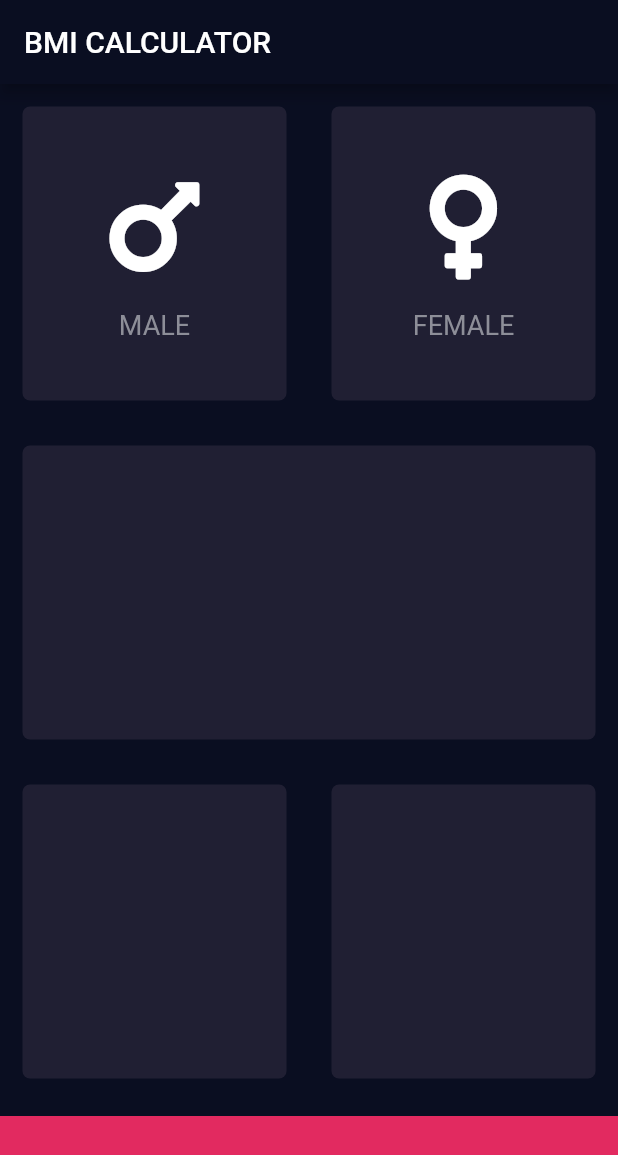
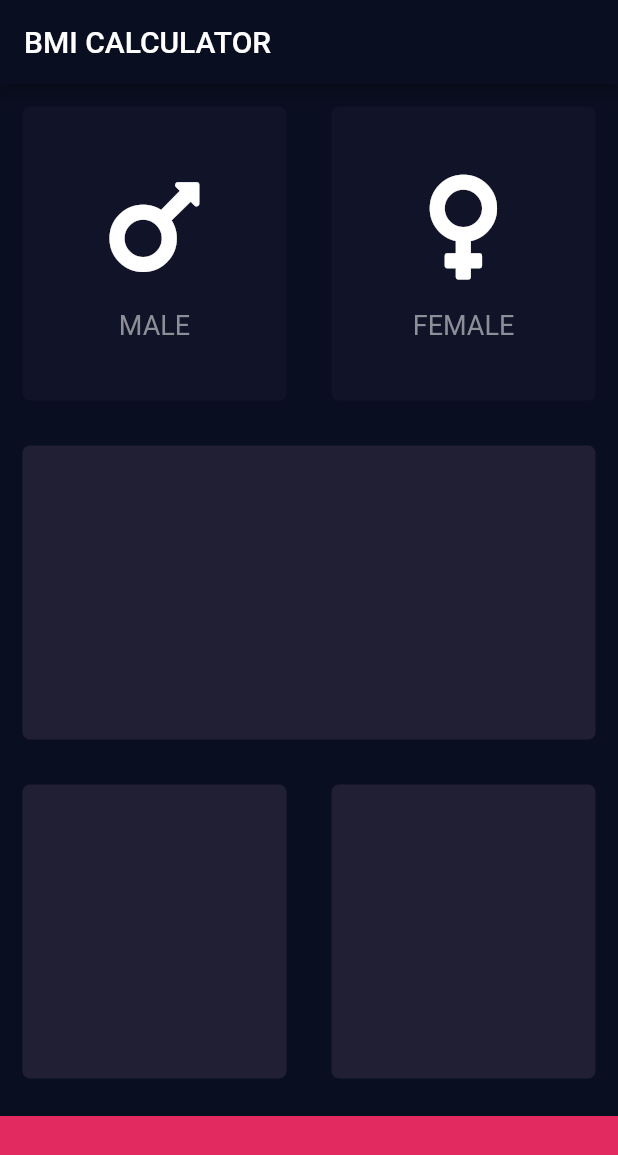
Before and after one commit to hummatli/bmi-calculator-flutter, a Flutter app: the screen it shows after launch, on a phone screen of 412 x 824 dp. Shown: the top 1155 px of the screen. Run offline on Flutter 3.47's test engine with Material 2 defaults, Android fonts, the phone set to English and light mode, and no system bars; our stand-ins replace font_awesome_flutter.

```diff
--- a/lib/input_page.dart
+++ b/lib/input_page.dart
@@ -2,8 +2,14 @@ import 'package:flutter/material.dart';
 import 'package:font_awesome_flutter/font_awesome_flutter.dart';
 
 const bottomContainerHeight = 80.0;
-const color_card_view = Color(0xFF201F33);
-const color_bottom_container = Color(0xFFE22A60);
+const activeCardColor = Color(0xFF201F33);
+const inactiveCardColor = Color(0xFF111328);
+const bottomContainerColor = Color(0xFFE22A60);
+
+enum Gender {
+  MALE,
+  FEMALE,
+}
 
 class InputPage extends StatefulWidget {
   @override
@@ -11,6 +17,30 @@ class InputPage extends StatefulWidget {
 }
 
 class _InputPageState extends State<InputPage> {
+  Gender selectedGender;
+
+//  Color maleCardColor = inactiveCardColor;
+//  Color femaleCardColor = inactiveCardColor;
+//
+//  void updateColor(Gender gender) {
+//    //male card
+//    if (gender == Gender.MALE) {
+//      if (maleCardColor == inactiveCardColor) {
+//        maleCardColor = activeCardColor;
+//        femaleCardColor = inactiveCardColor;
+//      } else {
+//        maleCardColor = inactiveCardColor;
+//      }
+//    } else if (gender == Gender.FEMALE) {
+//      if (femaleCardColor == inactiveCardColor) {
+//        femaleCardColor = activeCardColor;
+//        maleCardColor = inactiveCardColor;
+//      } else {
+//        femaleCardColor = inactiveCardColor;
+//      }
+//    }
+//  }
+
   @override
   Widget build(BuildContext context) {
     return Scaffold(
@@ -24,38 +54,66 @@ class _InputPageState extends State<InputPage> {
             Expanded(
               child: Row(
                 children: <Widget>[
-                  MyCardView(
-                    color: color_card_view,
+                  Expanded(
+                    child: GestureDetector(
+                      onTap: () {
+                        setState(() {
+                          selectedGender = Gender.MALE;
+                        });
+                      },
+                      child: MyCardView(
+                        color: selectedGender == Gender.MALE
+                            ? activeCardColor
+                            : inactiveCardColor,
                         child: MyIconView(
                           iconData: FontAwesomeIcons.mars,
                           title: 'MALE',
                         ),
                       ),
-                  MyCardView(
-                    color: color_card_view,
+                    ),
+                  ),
+                  Expanded(
+                    child: GestureDetector(
+                      onTap: () {
+                        setState(() {
+                          selectedGender = Gender.FEMALE;
+                        });
+                      },
+                      child: MyCardView(
+                        color: selectedGender == Gender.FEMALE
+                            ? activeCardColor
+                            : inactiveCardColor,
                         child: MyIconView(
                             title: 'FEMALE', iconData: FontAwesomeIcons.venus),
+                      ),
+                    ),
                   ),
                 ],
               ),
             ),
-            MyCardView(
-              color: color_card_view,
+            Expanded(
+              child: MyCardView(
+                color: activeCardColor,
+              ),
             ),
             Expanded(
               child: Row(
                 children: <Widget>[
-                  MyCardView(
-                    color: color_card_view,
+                  Expanded(
+                    child: MyCardView(
+                      color: activeCardColor,
                     ),
-                  MyCardView(
-                    color: color_card_view,
+                  ),
+                  Expanded(
+                    child: MyCardView(
+                      color: activeCardColor,
+                    ),
                   ),
                 ],
               ),
             ),
             Container(
-              color: color_bottom_container,
+              color: bottomContainerColor,
               margin: EdgeInsets.only(top: 10.0),
               width: double.infinity,
               height: bottomContainerHeight,
@@ -103,15 +161,13 @@ class MyCardView extends StatelessWidget {
 
   @override
   Widget build(BuildContext context) {
-    return Expanded(
-      child: Container(
+    return Container(
       child: child,
       margin: EdgeInsets.all(15.0),
       decoration: BoxDecoration(
         color: color,
         borderRadius: BorderRadius.circular(5.0),
       ),
-      ),
     );
   }
 }
```
Lines whose indentation alone changed are shown as unchanged.
